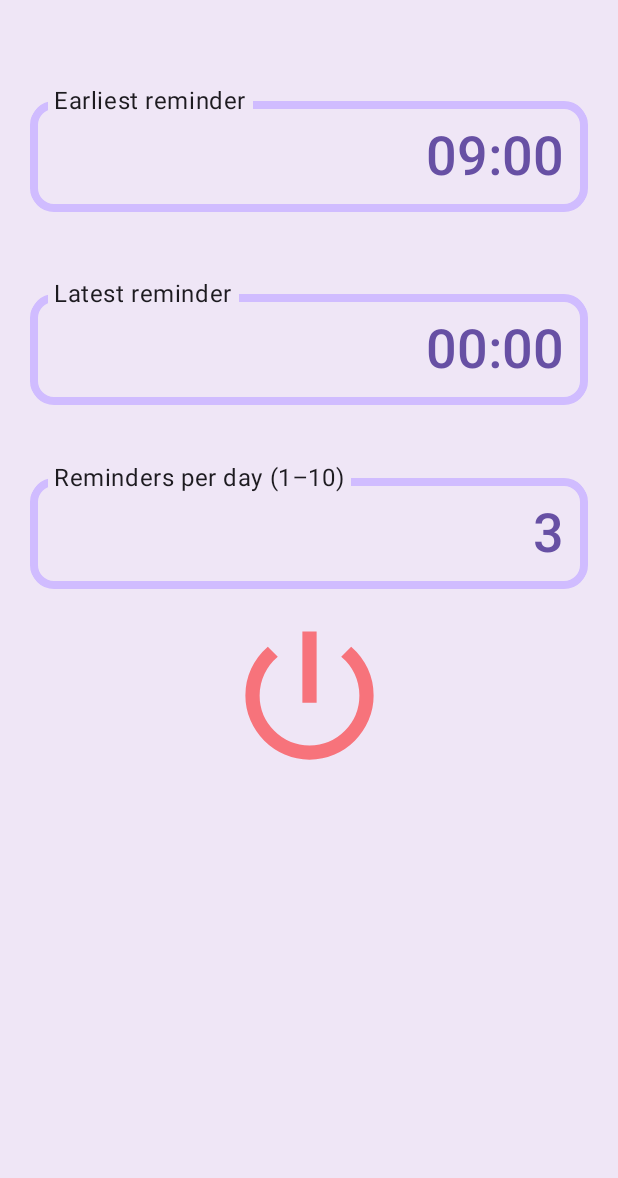
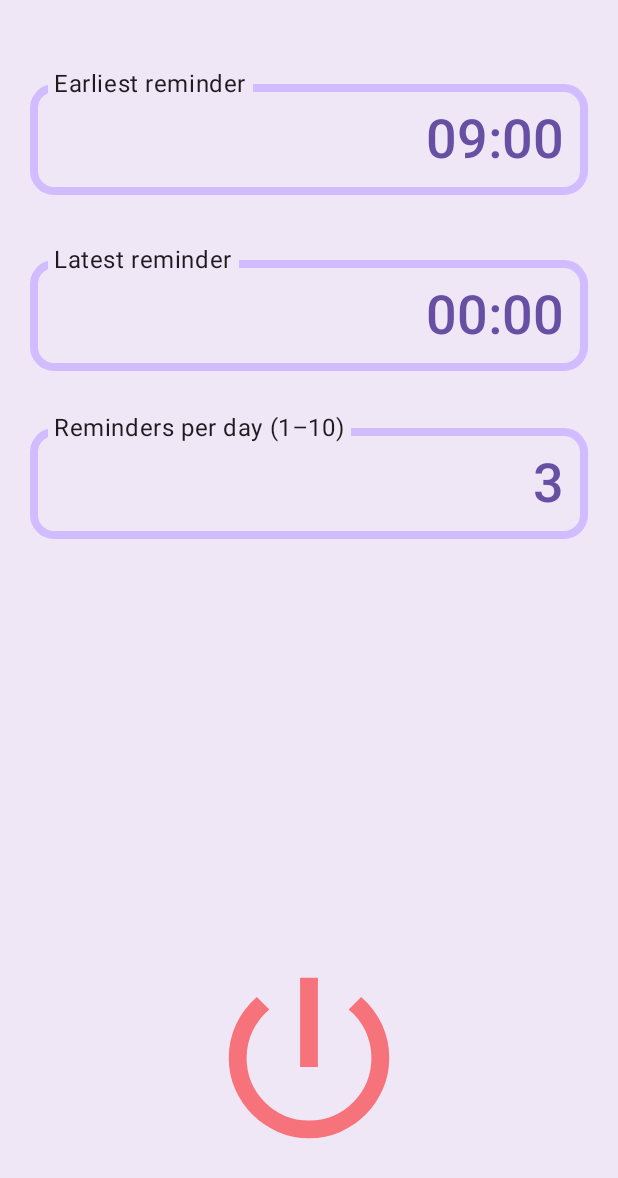
Before and after one commit to pericleskb/mindfulnessReminder, an Android app built with Jetpack Compose: the screen it shows after launch (MainActivity), on a phone screen of 412 x 824 dp. Shown: the top 1178 px of the screen. Run offline under Robolectric (Android 15) with nearby library versions, the phone set to English and light mode, and no system bars; 1 statement that could not run was skipped.

Commit message:
change layout to contain two columns and make button size square

```diff
--- a/app/src/main/java/com/cherryblossom/mindfullnessalarm/ui/ScreenHost.kt
+++ b/app/src/main/java/com/cherryblossom/mindfullnessalarm/ui/ScreenHost.kt
@@ -3,6 +3,7 @@ package com.cherryblossom.mindfullnessalarm.ui
 import androidx.compose.foundation.layout.Arrangement
 import androidx.compose.foundation.layout.Column
 import androidx.compose.foundation.layout.Spacer
+import androidx.compose.foundation.layout.aspectRatio
 import androidx.compose.foundation.layout.defaultMinSize
 import androidx.compose.foundation.layout.fillMaxHeight
 import androidx.compose.foundation.layout.fillMaxSize
@@ -38,10 +39,14 @@ import com.cherryblossom.mindfullnessalarm.ui.theme.MindfullnessAlarmTheme
 @Composable
 fun ScreenHost(viewModel: MainViewModel = viewModel()) {
     val mainUiState by viewModel.uiState.collectAsState()
+    Column (
+        horizontalAlignment = Alignment.CenterHorizontally,
+        modifier = Modifier.fillMaxSize()
+    ) {
         Column(
             horizontalAlignment = Alignment.CenterHorizontally,
             verticalArrangement = Arrangement.Top,
-        modifier = Modifier.padding(16.dp).fillMaxSize()
+            modifier = Modifier.padding(16.dp).fillMaxWidth().fillMaxHeight(0.7f)
         ) {
             Spacer(modifier = Modifier.fillMaxHeight(0.05f))
             var startTimeDialogVisible by remember { mutableStateOf(false) }
@@ -84,7 +89,6 @@ fun ScreenHost(viewModel: MainViewModel = viewModel()) {
                 modifier = Modifier
                     .fillMaxWidth()
             )
-        OnOffIconButton()
             if (startTimeDialogVisible) {
                 PickTimeDialog(
                     stringResource(R.string.set_earliest_time),
@@ -108,6 +112,14 @@ fun ScreenHost(viewModel: MainViewModel = viewModel()) {
                 )
             }
         }
+        Column(
+            verticalArrangement = Arrangement.Center,
+            horizontalAlignment = Alignment.CenterHorizontally,
+            modifier = Modifier.fillMaxSize()
+        ) {
+            OnOffIconButton(Modifier.fillMaxSize(0.6f).aspectRatio(1f, matchHeightConstraintsFirst = true))
+        }
+    }
 }
 
 //@Preview(showSystemUi = true, name = "PIXEL 4", device = Devices.PIXEL_4)
--- a/app/src/main/java/com/cherryblossom/mindfullnessalarm/ui/composables/buttons/OnOffIconButton.kt
+++ b/app/src/main/java/com/cherryblossom/mindfullnessalarm/ui/composables/buttons/OnOffIconButton.kt
@@ -3,6 +3,9 @@ package com.cherryblossom.mindfullnessalarm.ui.composables.buttons
 import androidx.compose.animation.animateColorAsState
 import androidx.compose.foundation.layout.defaultMinSize
 import androidx.compose.foundation.layout.fillMaxSize
+import androidx.compose.foundation.layout.height
+import androidx.compose.foundation.layout.size
+import androidx.compose.foundation.layout.wrapContentSize
 import androidx.compose.material3.Icon
 import androidx.compose.material3.IconButton
 import androidx.compose.runtime.Composable
@@ -18,7 +21,7 @@ import androidx.compose.ui.unit.dp
 import com.cherryblossom.mindfullnessalarm.R
 
 @Composable
-fun OnOffIconButton() {
+fun OnOffIconButton(modifier: Modifier = Modifier) {
     var enabled by remember { mutableStateOf(false) }
     val color = animateColorAsState(if (enabled) colorResource(R.color.enabled) else colorResource(R.color.disabled),
         label = "icon color"
@@ -29,11 +32,10 @@ fun OnOffIconButton() {
             Icon(
                 painter = painterResource(R.drawable.on_icon),
                 contentDescription = stringResource(R.string.enable_description),
-                modifier = Modifier.fillMaxSize(),
-                tint = color.value
+                tint = color.value,
+                modifier = Modifier.fillMaxSize()
             )
         },
-        modifier = Modifier.defaultMinSize(56.dp)
-            .fillMaxSize(fraction = 0.3f)
+        modifier = modifier
     )
 }
```
Lines whose indentation alone changed are shown as unchanged.
